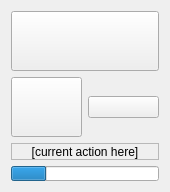
Before: the Qt Designer form execution/ui/executionwindow.ui in Jmgr/actiona, drawn with Qt 5.
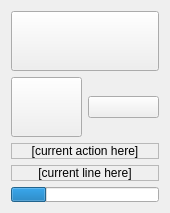
After: the same form once the commit is applied. Icons and pictures are not drawn.

Commit message: * add current line in execution window * fix console window glitch when running a small script

```diff
--- a/execution/ui/executionwindow.ui
+++ b/execution/ui/executionwindow.ui
@@ -112,6 +112,25 @@
      </property>
     </widget>
    </item>
+   <item>
+    <widget class="QLabel" name="currentLineLabel">
+     <property name="autoFillBackground">
+      <bool>true</bool>
+     </property>
+     <property name="frameShape">
+      <enum>QFrame::StyledPanel</enum>
+     </property>
+     <property name="frameShadow">
+      <enum>QFrame::Sunken</enum>
+     </property>
+     <property name="text">
+      <string notr="true">[current line here]</string>
+     </property>
+     <property name="alignment">
+      <set>Qt::AlignCenter</set>
+     </property>
+    </widget>
+   </item>
    <item>
     <widget class="QProgressBar" name="timeoutProgressBar">
      <property name="maximumSize">
```
Left out of the diff: 8 changed lines with no effect on the pictures. The commit also changes 4 other files.
